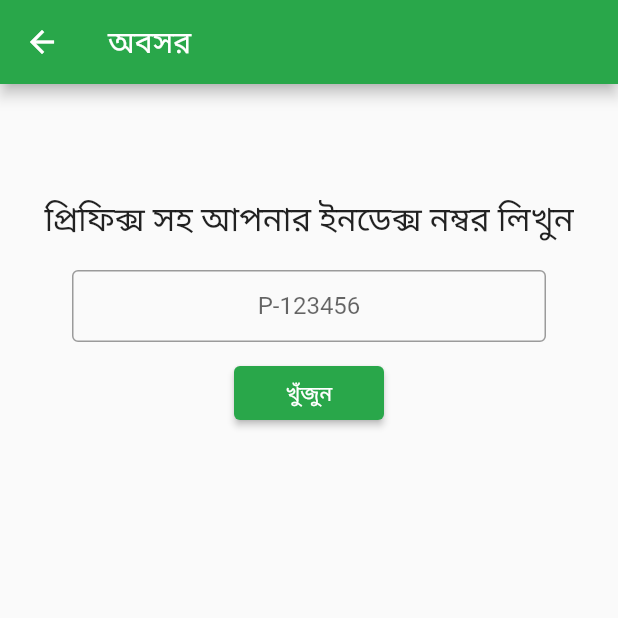
After one commit to SadakatulShakil/TERRB-FLUTTER, a Flutter app: the IndexSearch screen opened directly, after a tap on "খুঁজুন", on a phone screen of 412 x 824 dp, the top half of it. The commit adds this screen. Run offline on Flutter 3.47's test engine with Material 2 defaults, Android fonts, the phone set to English and light mode, and no system bars; our stand-ins replace fluttertoast, font_awesome_flutter, modal_progress_hud_nsn, progress_indicators, webview_flutter.

Commit message:
From button click color change, radio button value get, depart and radio value pass to next screen. edittext in flutter.

```diff
--- /dev/null
+++ b/lib/Screens/IndexSearch.dart
@@ -0,0 +1,92 @@
+import 'package:flutter/material.dart';
+import 'package:fluttertoast/fluttertoast.dart';
+
+class IndexSearch extends StatefulWidget {
+
+  @override
+  State<StatefulWidget> createState() => InitState();
+}
+
+class InitState extends State<IndexSearch> {
+  TextEditingController nameController = TextEditingController();
+  @override
+  Widget build(BuildContext context) {
+    return initWidget();
+  }
+
+  Widget initWidget() {
+    return Scaffold(
+      appBar: AppBar(
+        title: Text('অবসর'),
+        backgroundColor: new Color(0xFF29A74A),
+      ),
+      body: Padding(
+        padding: const EdgeInsets.all(8.0),
+        child: Stack(
+          children: [
+            Align(
+              alignment: Alignment.center,
+              child: Column(
+                children: [
+                  Padding(padding: new EdgeInsets.all(8.0)
+                  ),
+                  new Padding(padding: new EdgeInsets.only(left: 8.0, top: 50.0, right: 8.0, bottom: 10.0),
+                    child: Text(
+                      "প্রিফিক্স সহ আপনার ইনডেক্স নম্বর লিখুন",
+                        textAlign: TextAlign.center,
+                        style: new TextStyle(fontSize: 22.0)
+                    ),
+                  ),
+                  new Padding(padding: new EdgeInsets.only(left: 40.0, right: 40.0, top: 10.0),
+                    child: TextField (
+                      controller: nameController,
+                      textAlign: TextAlign.center,
+                      decoration: InputDecoration(
+                          contentPadding: EdgeInsets.symmetric(vertical: 3,horizontal: 5),
+                          border: OutlineInputBorder(),
+                          hintText: 'P-123456',
+                      ),
+                    ),
+                  ),
+                  new Padding(padding: new EdgeInsets.only(left: 16.0,top: 10.0, right: 16.0),
+                    child:SizedBox(
+                      width: 100,
+                      child: ElevatedButton(
+
+                        onPressed: (){
+                          showToastMessage("Need to implement");
+                          /*if(type != null && doneBefore != null && doneBefore == 'no'){
+                            //showToastMessage(type+" and "+doneBefore);
+                            Navigator.push(context, MaterialPageRoute(builder: (context) => RegisterWebView()));
+                          }else if(type != null && doneBefore != null && doneBefore == 'yes'){
+                            Navigator.push(context, MaterialPageRoute(builder: (context) => IndexSearch()));
+                            showToastMessage("Need to go Index Search page !");
+                          }*/
+                        },
+                        style: ElevatedButton.styleFrom(
+                            primary: new Color(0xFF29A74A),
+                        ),
+                        child: Text("খুঁজুন"),
+                      ),
+                    ),
+                  )
+                ],
+              ),
+            )
+          ],
+        ),
+      ),
+    );
+  }
+
+  void showToastMessage(String message) {
+    Fluttertoast.showToast(
+        msg: message, //message to show toast
+        toastLength: Toast.LENGTH_LONG, //duration for message to show
+        gravity: ToastGravity.BOTTOM, //where you want to show, top, bottom
+        timeInSecForIosWeb: 1, //for iOS only
+        textColor: Colors.white, //message text color
+        fontSize: 16.0 //message font size
+    );
+  }
+}
--- a/pubspec.yaml
+++ b/pubspec.yaml
@@ -29,6 +29,9 @@ environment:
 dependencies:
   progress_indicators: ^1.0.0
   font_awesome_flutter: ^9.2.0
+  fluttertoast: ^8.0.8
+  webview_flutter: ^2.3.1
+  modal_progress_hud_nsn: ^0.1.0-nullsafety-1
   flutter:
     sdk: flutter
 
@@ -47,7 +50,6 @@ dev_dependencies:
   # activated in the `analysis_options.yaml` file located at the root of your
   # package. See that file for information about deactivating specific lint
   # rules and activating additional ones.
-  flutter_lints: ^1.0.0
 
 # For information on the generic Dart part of this file, see the
 # following page: https://dart.dev/tools/pub/pubspec
```
Also changed, not shown: lib/Screens/RegisterWebView.dart (added, +29 -0 lines), lib/Screens/TeacherForm.dart (+73 -6 lines), pubspec.lock, 3 other files.
